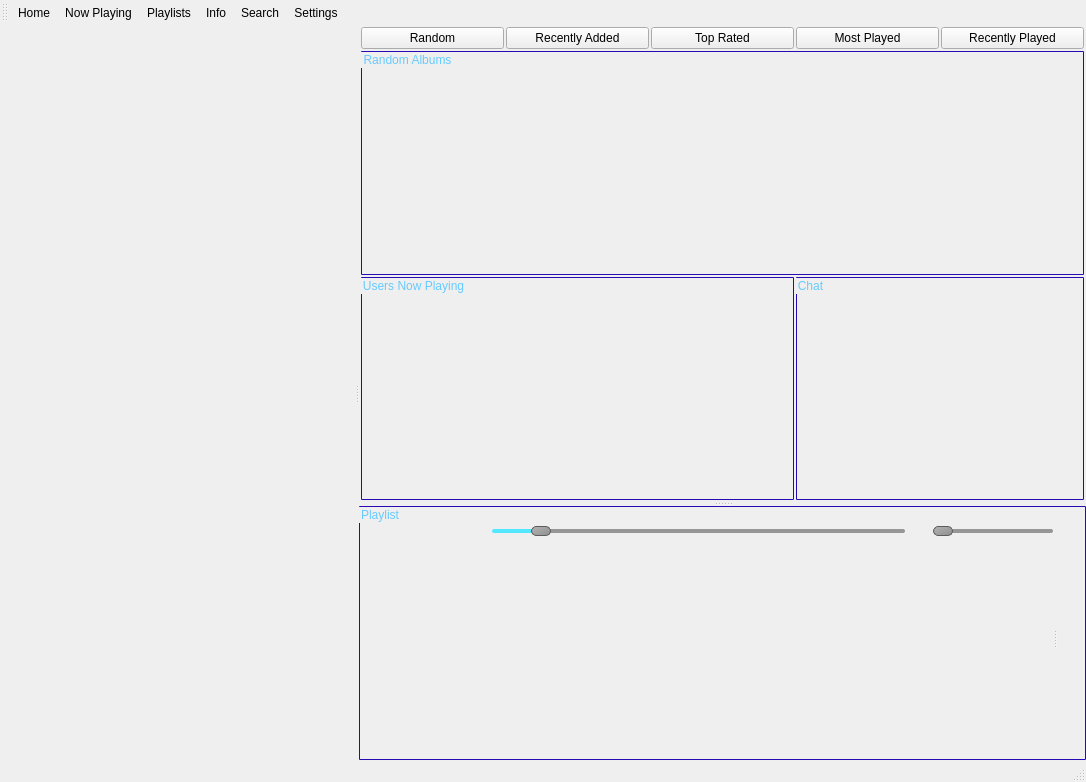
Above: resources/mainWindow.ui from simson/subsonic-client before the change. Below: the same form after it.
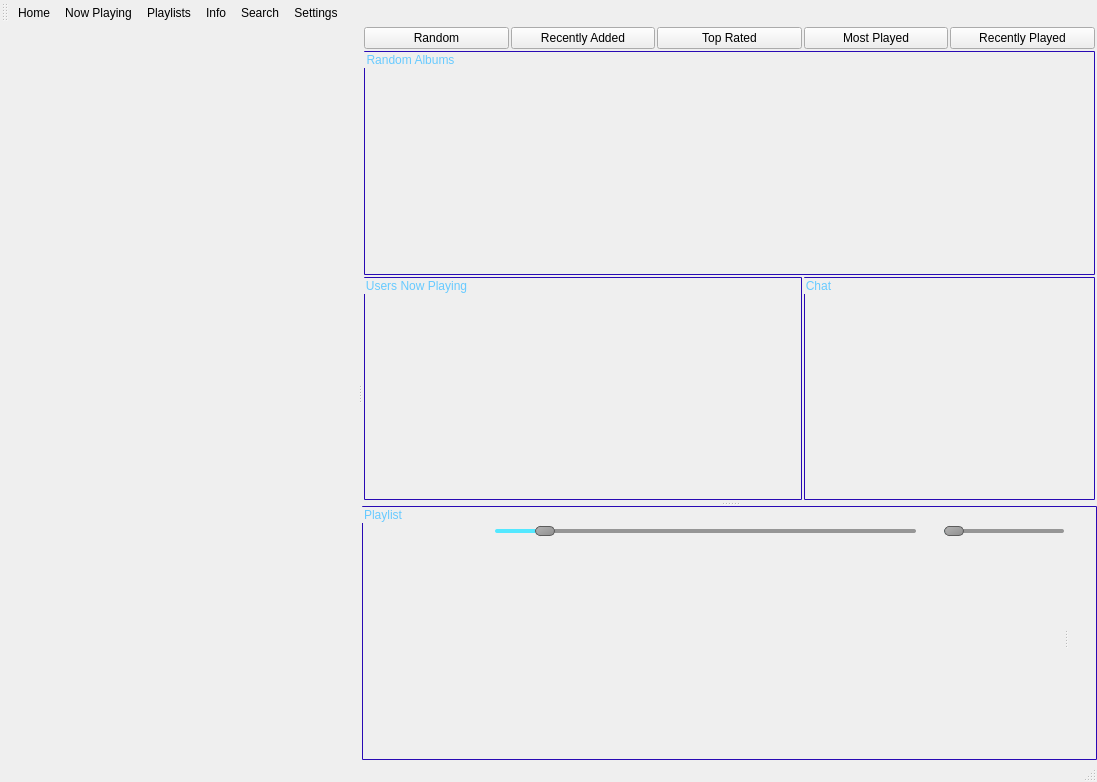
That is the form after the change. The open tabs and pages were chosen to show the change. Icons and pictures are not drawn.

Commit message: Styled the horizontal scroll bars to match vertical Added additional image resources Implemented random playlist (No ui support yet, just auto loads) Implemented playlist shuffle (Re-orders existing playlist at random)

```diff
--- a/resources/mainWindow.ui
+++ b/resources/mainWindow.ui
@@ -6,7 +6,7 @@
    <rect>
     <x>0</x>
     <y>0</y>
-    <width>1086</width>
+    <width>1097</width>
     <height>782</height>
    </rect>
   </property>
@@ -74,12 +74,19 @@
 	color: rgb(255, 180, 30);
 }
 
-QSplitter::handle{
+QSplitter::handle:horizontal{
 	background-color: rgba(0, 0, 0, 80);
 	border-radius: 1px;
 	image: url(&quot;images:handle.png&quot;);
 }
 
+QSplitter::handle:vertical{
+	background-color: rgba(0, 0, 0, 80);
+	border-radius: 1px;
+	image: url(&quot;images:handle_horizontal.png&quot;);
+}
+
+
 /*Item-view headers*/
  QHeaderView::section {
      background-color: qlineargradient(x1:0, y1:0, x2:0, y2:1,
@@ -109,7 +116,7 @@
 }
 
 
-/*Scroll bars*/
+/*Scroll bars - Vertical*/
 QScrollBar:vertical {
 	width: 16px;
 	padding: 22px 0px 22px 0px;
@@ -148,6 +155,49 @@
 	background: none;
 }
 
+/*Scroll bars - Horizontal*/
+QScrollBar:horizontal {
+	background: qlineargradient(spread:pad, x1:1, y1:1, x2:1, y2:0, stop:0.0112994 rgba(15, 15,15, 100), stop:1 rgba(91, 91, 91, 100));
+	height: 16px;
+	padding: 0px 22px 0px 22px;
+}
+
+ QScrollBar::handle:horizontal {
+	border-radius: 2px;
+	min-width: 20px;
+	image: url(&quot;images:handle_vertical.png&quot;);
+	background: qlineargradient(spread:pad, x1:1, y1:1, x2:1, y2:0, stop:0.0112994 rgba(15, 15,15, 100), stop:1 rgba(91, 91, 91, 100));
+	border-left: 1px solid rgba(97, 97, 97, 100);
+ }
+
+
+QScrollBar::sub-line:horizontal {
+	border-radius: 2px;
+	image: url(&quot;images:leftarrow.png&quot;);
+	min-width: 17px;
+	subcontrol-origin: margin;
+	background: qlineargradient(spread:pad, x1:1, y1:1, x2:1, y2:0, stop:0.0113636 rgba(97, 97, 97, 100), stop:1 rgba(64, 64, 64, 100));
+	right: 2px;
+	border-left: 1px solid rgba(97, 97, 97, 100);
+ 	subcontrol-position: left;
+	subcontrol-origin: margin;
+ }
+
+ QScrollBar::add-line:horizontal {
+	border-radius: 2px;
+	image: url(&quot;images:rightarrow.png&quot;);
+	min-width: 17px;
+	subcontrol-origin: margin;
+	background: qlineargradient(spread:pad, x1:1, y1:1, x2:1, y2:0, stop:0.0113636 rgba(97, 97, 97, 100), stop:1 rgba(64, 64, 64, 100));
+	left: 2px;
+	border-left: 1px solid rgba(97, 97, 97, 100);
+	subcontrol-position: right;
+	subcontrol-origin: margin;
+ }
+
+ QScrollBar::add-page:horizontal, QScrollBar::sub-page:horizontal {
+     background: none;
+ }
 
 /*Seek slider*/
  QSlider::groove:horizontal {
@@ -1002,6 +1052,12 @@
              </item>
              <item>
               <widget class="QTableView" name="playlistTableView">
+               <property name="verticalScrollBarPolicy">
+                <enum>Qt::ScrollBarAsNeeded</enum>
+               </property>
+               <property name="horizontalScrollBarPolicy">
+                <enum>Qt::ScrollBarAsNeeded</enum>
+               </property>
                <property name="dragEnabled">
                 <bool>true</bool>
                </property>
@@ -1127,45 +1183,7 @@
               </widget>
              </item>
              <item>
-              <widget class="QPushButton" name="clearPlaylistBtn_3">
-               <property name="sizePolicy">
-                <sizepolicy hsizetype="Fixed" vsizetype="Fixed">
-                 <horstretch>0</horstretch>
-                 <verstretch>0</verstretch>
-                </sizepolicy>
-               </property>
-               <property name="minimumSize">
-                <size>
-                 <width>24</width>
-                 <height>24</height>
-                </size>
-               </property>
-               <property name="maximumSize">
-                <size>
-                 <width>24</width>
-                 <height>24</height>
-                </size>
-               </property>
-               <property name="toolTip">
-                <string>Save playlist</string>
-               </property>
-               <property name="styleSheet">
-                <string notr="true">QPushButton{
-	background-color: rgba(255, 255, 255, 0);
-	border:0px;
-}</string>
-               </property>
-               <property name="text">
-                <string/>
-               </property>
-               <property name="icon">
-                <iconset>
-                 <normaloff>images/book_bookmark_64.png</normaloff>images/book_bookmark_64.png</iconset>
-               </property>
-              </widget>
-             </item>
-             <item>
-              <widget class="QPushButton" name="clearPlaylistBtn_4">
+              <widget class="QPushButton" name="playlistAddBtn">
                <property name="sizePolicy">
                 <sizepolicy hsizetype="Fixed" vsizetype="Fixed">
                  <horstretch>0</horstretch>
@@ -1240,6 +1258,82 @@
                </property>
               </widget>
              </item>
+             <item>
+              <widget class="QPushButton" name="playlistSaveBtn">
+               <property name="sizePolicy">
+                <sizepolicy hsizetype="Fixed" vsizetype="Fixed">
+                 <horstretch>0</horstretch>
+                 <verstretch>0</verstretch>
+                </sizepolicy>
+               </property>
+               <property name="minimumSize">
+                <size>
+                 <width>24</width>
+                 <height>24</height>
+                </size>
+               </property>
+               <property name="maximumSize">
+                <size>
+                 <width>24</width>
+                 <height>24</height>
+                </size>
+               </property>
+               <property name="toolTip">
+                <string>Save playlist</string>
+               </property>
+               <property name="styleSheet">
+                <string notr="true">QPushButton{
+	background-color: rgba(255, 255, 255, 0);
+	border:0px;
+}</string>
+               </property>
+               <property name="text">
+                <string/>
+               </property>
+               <property name="icon">
+                <iconset>
+                 <normaloff>images/book_bookmark_64.png</normaloff>images/book_bookmark_64.png</iconset>
+               </property>
+              </widget>
+             </item>
+             <item>
+              <widget class="QPushButton" name="playlistDownloadBtn">
+               <property name="sizePolicy">
+                <sizepolicy hsizetype="Fixed" vsizetype="Fixed">
+                 <horstretch>0</horstretch>
+                 <verstretch>0</verstretch>
+                </sizepolicy>
+               </property>
+               <property name="minimumSize">
+                <size>
+                 <width>24</width>
+                 <height>24</height>
+                </size>
+               </property>
+               <property name="maximumSize">
+                <size>
+                 <width>24</width>
+                 <height>24</height>
+                </size>
+               </property>
+               <property name="toolTip">
+                <string>Download playlist</string>
+               </property>
+               <property name="styleSheet">
+                <string notr="true">QPushButton{
+	background-color: rgba(255, 255, 255, 0);
+	border:0px;
+}</string>
+               </property>
+               <property name="text">
+                <string/>
+               </property>
+               <property name="icon">
+                <iconset>
+                 <normaloff>images/arrow_down_64.png</normaloff>images/arrow_down_64.png</iconset>
+               </property>
+              </widget>
+             </item>
              <item>
               <spacer name="verticalSpacer_2">
                <property name="orientation">
```
Left out of the diff: 16 changed lines with no effect on the pictures. The commit also changes 7 other files.
